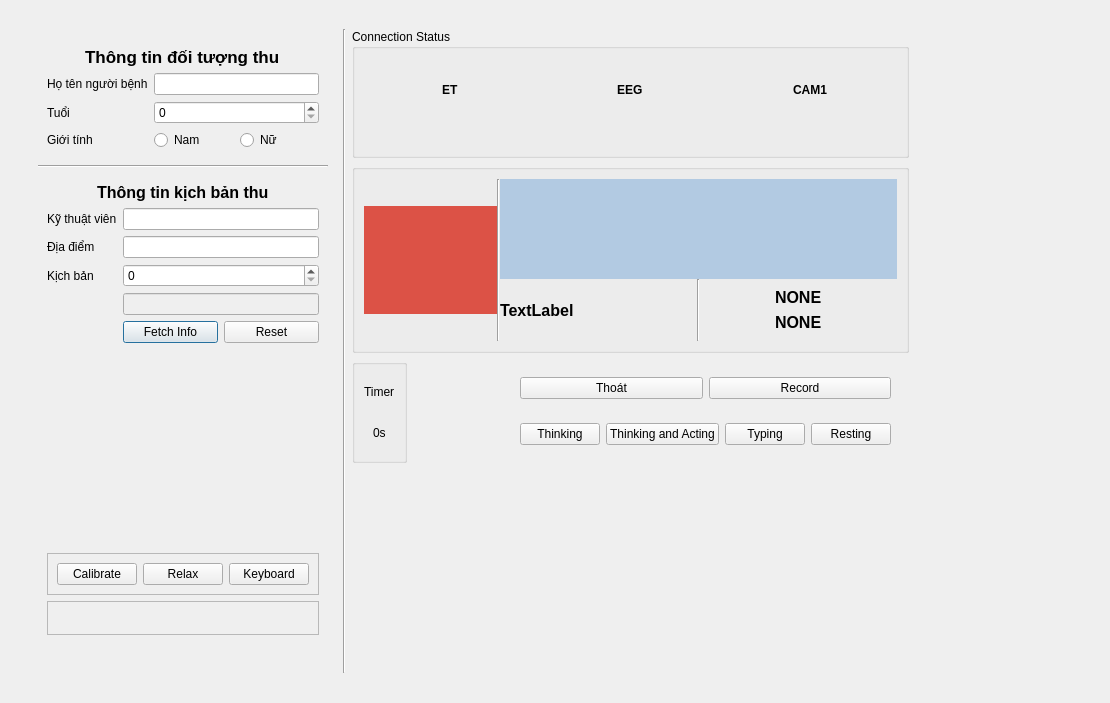
Old version of the form UiFiles/createSample.ui in the repository dangkh/UIDataCollection.
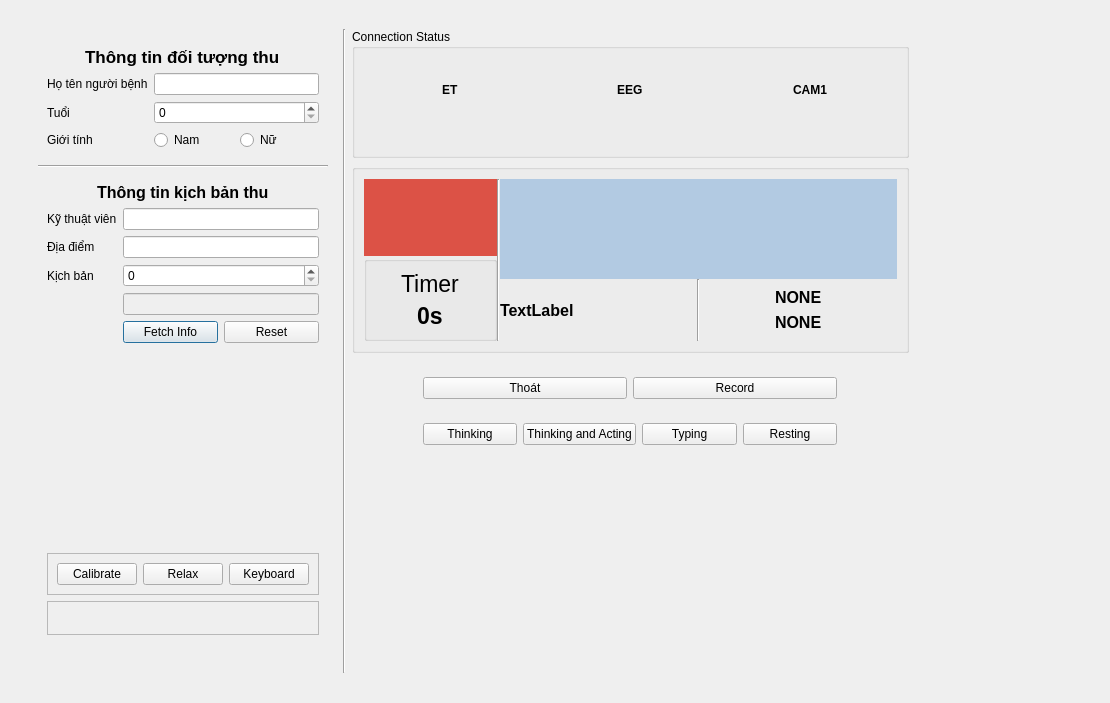
New version of the form. Icons and pictures are not drawn.

Patch:
```diff
--- a/UiFiles/createSample.ui
+++ b/UiFiles/createSample.ui
@@ -390,49 +390,10 @@
           </property>
           <layout class="QGridLayout" name="layoutVisual" rowstretch="2,0,0,0">
            <item row="3" column="0">
-            <layout class="QHBoxLayout" name="horizontalLayout_4" stretch="0,0,0">
+            <layout class="QHBoxLayout" name="horizontalLayout_4" stretch="0">
              <property name="sizeConstraint">
               <enum>QLayout::SetDefaultConstraint</enum>
              </property>
-             <item>
-              <widget class="QGroupBox" name="groupBox">
-               <property name="maximumSize">
-                <size>
-                 <width>150</width>
-                 <height>16777215</height>
-                </size>
-               </property>
-               <layout class="QVBoxLayout" name="verticalLayout_2">
-                <item alignment="Qt::AlignHCenter|Qt::AlignVCenter">
-                 <widget class="QLabel" name="label_2">
-                  <property name="text">
-                   <string>Timer</string>
-                  </property>
-                 </widget>
-                </item>
-                <item alignment="Qt::AlignHCenter|Qt::AlignVCenter">
-                 <widget class="QLabel" name="timerNumberLabel">
-                  <property name="text">
-                   <string>0s</string>
-                  </property>
-                 </widget>
-                </item>
-               </layout>
-              </widget>
-             </item>
-             <item>
-              <spacer name="horizontalSpacer">
-               <property name="orientation">
-                <enum>Qt::Horizontal</enum>
-               </property>
-               <property name="sizeHint" stdset="0">
-                <size>
-                 <width>40</width>
-                 <height>20</height>
-                </size>
-               </property>
-              </spacer>
-             </item>
              <item>
               <widget class="QFrame" name="frame">
                <property name="maximumSize">
@@ -533,6 +494,44 @@
                   </property>
                  </widget>
                 </item>
+                <item>
+                 <widget class="QGroupBox" name="groupBox">
+                  <property name="maximumSize">
+                   <size>
+                    <width>150</width>
+                    <height>16777215</height>
+                   </size>
+                  </property>
+                  <layout class="QVBoxLayout" name="verticalLayout_2">
+                   <item alignment="Qt::AlignHCenter|Qt::AlignVCenter">
+                    <widget class="QLabel" name="label_2">
+                     <property name="font">
+                      <font>
+                       <pointsize>17</pointsize>
+                      </font>
+                     </property>
+                     <property name="text">
+                      <string>Timer</string>
+                     </property>
+                    </widget>
+                   </item>
+                   <item alignment="Qt::AlignHCenter|Qt::AlignVCenter">
+                    <widget class="QLabel" name="timerNumberLabel">
+                     <property name="font">
+                      <font>
+                       <pointsize>17</pointsize>
+                       <weight>75</weight>
+                       <bold>true</bold>
+                      </font>
+                     </property>
+                     <property name="text">
+                      <string>0s</string>
+                     </property>
+                    </widget>
+                   </item>
+                  </layout>
+                 </widget>
+                </item>
                </layout>
               </item>
               <item>
```
